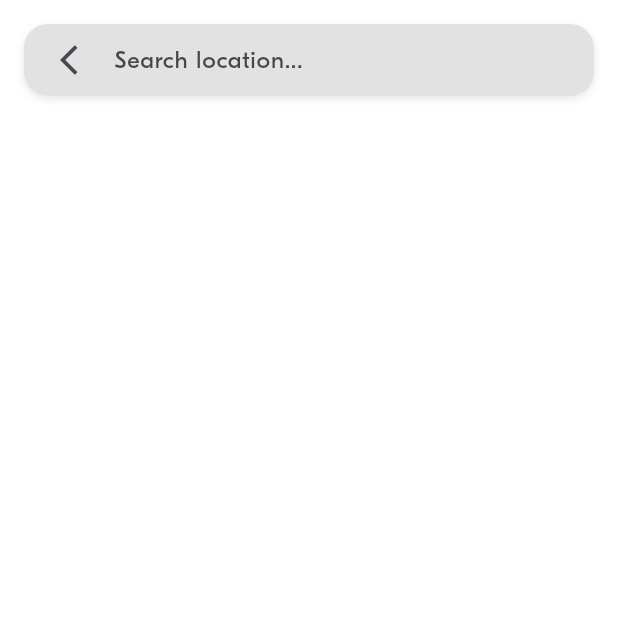
After one commit to kakkannika/Advance-Mobile-Development-, a Flutter app: the screen it shows after launch, after a tap on "Select Departure", on a phone screen of 412 x 824 dp, the top half of it. The commit adds this screen. Run offline on Flutter 3.47's test engine with Material 3 defaults, Android fonts, the phone set to English and light mode, and no system bars; project files that could hold a hidden picture were left out.

Commit message:
BLA-005 – Implement the Location Picker

```diff
--- /dev/null
+++ b/lib/screens/ride_pref/widgets/location_picker.dart
@@ -0,0 +1,143 @@
+import 'package:flutter/material.dart';
+import '../../../model/ride/locations.dart';
+import '../../../theme/theme.dart';
+import '../../../dummy_data/dummy_data.dart';
+
+class LocationPickerScreen extends StatefulWidget {
+  final String title;
+  final Location? initialLocation;
+
+  const LocationPickerScreen({
+    super.key,
+    required this.title,
+    this.initialLocation,
+  });
+
+  @override
+  State<LocationPickerScreen> createState() => _LocationPickerScreenState();
+}
+
+class _LocationPickerScreenState extends State<LocationPickerScreen> {
+  final TextEditingController _searchController = TextEditingController();
+  List<Location> _filteredLocations = [];
+  bool _isSearching = false;
+
+  @override
+  void initState() {
+    super.initState();
+    _searchController.text = widget.initialLocation?.name ?? '';
+    _updateSearchResults('');
+  }
+
+  // Update the list of locations based on the search query
+  void _updateSearchResults(String query) {
+    setState(() {
+      _isSearching = query.isNotEmpty;
+      if (_isSearching) {
+        _filteredLocations = fakeLocations
+            .where((location) =>
+                location.name.toLowerCase().contains(query.toLowerCase()) ||
+                location.country.name.toLowerCase().contains(query.toLowerCase()))
+            .toList();
+      } else {
+        _filteredLocations = [];
+      }
+    });
+  }
+
+  // Navigate back with selected location
+  void _onLocationSelected(Location location) {
+    Navigator.pop(context, location);
+  }
+
+  @override
+  Widget build(BuildContext context) {
+    return Scaffold(
+      body: Padding(
+        padding: EdgeInsets.all(BlaSpacings.m),
+        child: Column(
+          children: [
+            // Search Bar
+            _buildSearchBar(),
+            // Search Results
+            Expanded(child: _buildSearchResults()),
+          ],
+        ),
+      ),
+    );
+  }
+
+  // Search bar with modern design
+  Widget _buildSearchBar() {
+    return Container(
+      margin: const EdgeInsets.only(bottom: 8),
+      padding: EdgeInsets.symmetric(horizontal: BlaSpacings.s),
+      decoration: BoxDecoration(
+        color: BlaColors.greyLight,
+        borderRadius: BorderRadius.circular(BlaSpacings.radius),
+        boxShadow: [
+          BoxShadow(
+            color: BlaColors.neutralLight.withOpacity(0.2),
+            blurRadius: 4,
+            offset: Offset(0, 2),
+          ),
+        ],
+      ),
+      child: Row(
+        children: [
+          // Back Button
+          IconButton(
+            icon: Icon(Icons.arrow_back_ios),
+            onPressed: () => Navigator.pop(context),
+          ),
+          // Search Text Field
+          Expanded(
+            child: TextField(
+              controller: _searchController,
+              onChanged: _updateSearchResults,
+              decoration: InputDecoration(
+                hintText: "Search location...",
+                border: InputBorder.none,
+              ),
+
+            ),
+          ),
+          // Clear Button (only shown during search)
+          _isSearching
+              ? IconButton(
+                  icon: Icon(Icons.clear),
+                  onPressed: () {
+                    _searchController.clear();
+                    _updateSearchResults('');
+                  },
+                )
+              : SizedBox(width: 0),
+        ],
+      ),
+    );
+  }
+
+  // Display search results based on user input
+  Widget _buildSearchResults() {
+    return _filteredLocations.isNotEmpty
+        ? ListView.builder(
+            itemCount: _filteredLocations.length,
+            itemBuilder: (context, index) {
+              final location = _filteredLocations[index];
+              return Column(
+                children: [
+                  ListTile(
+
+                    title: Text(location.name, style: BlaTextStyles.body),
+                    subtitle: Text(location.country.name, style: BlaTextStyles.label),
+                    trailing: Icon(Icons.arrow_forward_ios, size: 20),
+                    onTap: () => _onLocationSelected(location),
+                  ),
+                  Divider(),
+                ],
+              );
+            },
+          )
+        : Center();
+  }
+}
--- a/lib/screens/ride_pref/widgets/ride_pref_form.dart
+++ b/lib/screens/ride_pref/widgets/ride_pref_form.dart
@@ -1,16 +1,9 @@
 import 'package:flutter/material.dart';
+import 'package:week_3_blabla_project/screens/ride_pref/widgets/location_picker.dart';
 import 'package:week_3_blabla_project/theme/theme.dart';
-
 import '../../../model/ride/locations.dart';
 import '../../../model/ride_pref/ride_pref.dart';
 
-/// A Ride Preference Form is a view to select:
-///   - A departure location
-///   - An arrival location
-///   - A date
-///   - A number of seats
-/// The form can be created with an existing RidePref (optional).
-///
 class RidePrefForm extends StatefulWidget {
   final RidePref? initRidePref;
 
@@ -42,30 +35,31 @@ class _RidePrefFormState extends State<RidePrefForm> {
     }
   }
 
-  void _updateDeparture(Location location) {
+  // Open the SearchScreen to select a location (either departure or arrival)
+  void _openSearchScreen(String type) async {
+    Location? selectedLocation = await Navigator.push(
+      context,
+      MaterialPageRoute(
+        builder: (context) => LocationPickerScreen(
+          title: type == 'departure' ? 'Select Departure' : 'Select Arrival',
+          initialLocation: type == 'departure' ? departure : arrival,
+        ),
+      ),
+    );
+
+    // Update the location based on the type (departure or arrival)
+    if (selectedLocation != null) {
       setState(() {
-      departure = location;
+        if (type == 'departure') {
+          departure = selectedLocation;
+        } else if (type == 'arrival') {
+          arrival = selectedLocation;
+        }
       });
     }
-
-  void _updateArrival(Location location) {
-    setState(() {
-      arrival = location;
-    });
   }
 
-  void _updateDepartureDate(DateTime date) {
-    setState(() {
-      departureDate = date;
-    });
-  }
-
-  void _updateRequestedSeats(int seats) {
-    setState(() {
-      requestedSeats = seats;
-    });
-  }
-
+  // Swap departure and arrival locations
   void _swapLocations() {
     Location? temp = departure;
     setState(() {
@@ -100,7 +94,9 @@ class _RidePrefFormState extends State<RidePrefForm> {
         crossAxisAlignment: CrossAxisAlignment.stretch,
         children: [
           // Departure Location
-          Container(
+          GestureDetector(
+            onTap: () => _openSearchScreen('departure'), // Open SearchScreen for Departure
+            child: Container(
               decoration: BoxDecoration(
                 border: Border(
                   bottom: BorderSide(
@@ -119,12 +115,11 @@ class _RidePrefFormState extends State<RidePrefForm> {
                         const Icon(Icons.circle_outlined),
                         SizedBox(width: 10),
                         Text(
-                        departure != null ? departure!.name : "Toulouse",
+                          departure != null ? departure!.name : "Select Departure",
                           style: BlaTextStyles.body.copyWith(
                             fontFamily: 'Eesti',
                             fontSize: fontSize,
                             color: Colors.blueGrey,
-
                           ),
                         ),
                       ],
@@ -137,10 +132,13 @@ class _RidePrefFormState extends State<RidePrefForm> {
                 ],
               ),
             ),
+          ),
           const SizedBox(height: 10),
 
           // Arrival Location
-          Container(
+          GestureDetector(
+            onTap: () => _openSearchScreen('arrival'), // Open SearchScreen for Arrival
+            child: Container(
               decoration: BoxDecoration(
                 border: Border(
                   bottom: BorderSide(
@@ -159,7 +157,7 @@ class _RidePrefFormState extends State<RidePrefForm> {
                         const Icon(Icons.circle_outlined),
                         SizedBox(width: 10),
                         Text(
-                        arrival != null ? arrival!.name : "Bordeaux, France",
+                          arrival != null ? arrival!.name : "Select Arrival",
                           style: BlaTextStyles.body.copyWith(
                             fontFamily: 'Eesti',
                             fontSize: fontSize,
@@ -170,6 +168,7 @@ class _RidePrefFormState extends State<RidePrefForm> {
                     ),
                   ),
                 ],
+              ),
             ),
           ),
           const SizedBox(height: 10),
```
Lines whose indentation alone changed are shown as unchanged.
